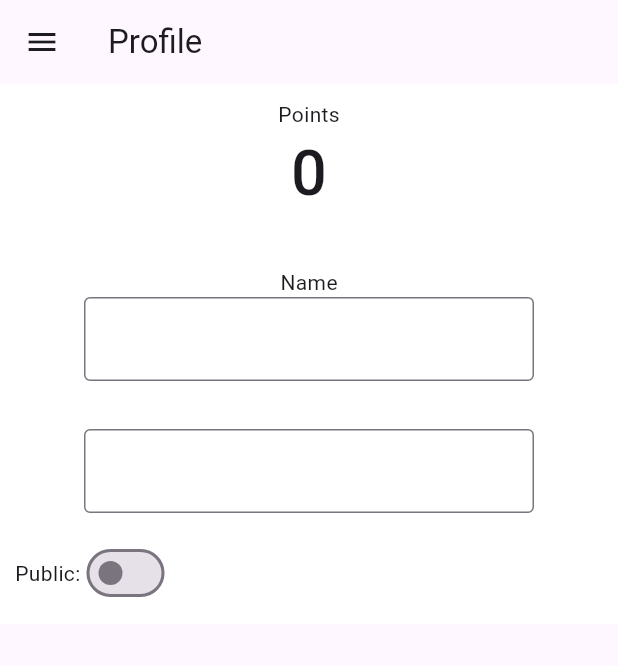
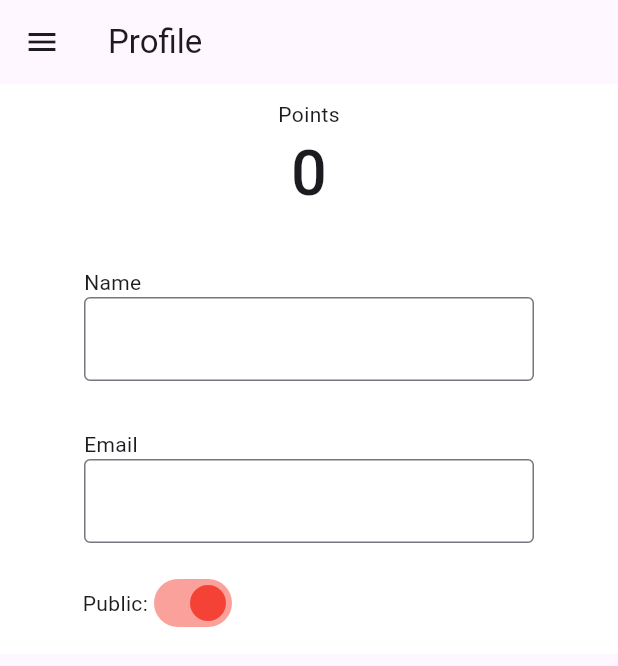
Before and after one commit to Rafael-main/RVM, a Flutter app: the Profile screen opened by its route, on a phone screen of 412 x 824 dp. Shown: the top 666 px of the screen. Run offline on Flutter 3.47's test engine with Material 3 defaults, Android fonts, the phone set to English and light mode, and no system bars; our stand-ins replace cloud_firestore, firebase_auth, firebase_core, font_awesome_flutter, google_sign_in; accounts and stored records are empty; generated files the repository leaves out were written again.

Commit message:
added features

```diff
--- a/lib/models/user/userr.dart
+++ b/lib/models/user/userr.dart
@@ -13,6 +13,7 @@ class Userr {
       required this.rfidtag,
       required this.username,
       required this.name,
+      required this.rfidpass,
     });
 
     String id;
@@ -23,6 +24,7 @@ class Userr {
     String rfidtag;
     String username;
     String name;
+    int rfidpass;
 
 
     factory Userr.fromJson(Map<String, dynamic> json) => _$UserrFromJson(json);
--- a/lib/provider/user_provider.dart
+++ b/lib/provider/user_provider.dart
@@ -6,6 +6,14 @@ class UserProvider extends ChangeNotifier {
   Userr? currUser;
   Userr? get getCurrUser => currUser;
   bool goPublic = false;
+
+
+  bool _publicAccount = false;
+  bool get publicAccount => _publicAccount;
+  set setPublicAccount(bool val) {
+    _publicAccount = val;
+    notifyListeners();
+  }
 
 
   void toggleToPublic() async {
--- a/lib/screens/profile/main_profile.dart
+++ b/lib/screens/profile/main_profile.dart
@@ -3,6 +3,7 @@ import 'package:abc/utils/index.dart';
 import 'package:cloud_firestore/cloud_firestore.dart';
 
 import 'package:firebase_auth/firebase_auth.dart';
+import 'package:provider/provider.dart';
 class Profile extends StatefulWidget {
   const Profile({super.key});
 
@@ -13,12 +14,14 @@ class Profile extends StatefulWidget {
 class _ProfileState extends State<Profile> {
   final TextEditingController _nameController = TextEditingController();
   final TextEditingController _emailController = TextEditingController();
-  bool publicAccount = false;
+  // bool publicAccount = false;
 
 
 
   @override
   Widget build(BuildContext context) {
+    UserProvider userProvider = Provider.of<UserProvider>(context, listen: false);
+
     // current user logged in
     final currUser = FirebaseAuth.instance.currentUser!;
 
@@ -47,11 +50,11 @@ class _ProfileState extends State<Profile> {
           .catchError((error) => print("Failed to add user: $error"));
     }
     Future<void> deleteUserFromLeaderBoards(uid) {
-      CollectionReference users = FirebaseFirestore.instance.collection('users');
+      CollectionReference users = FirebaseFirestore.instance.collection('Leaderboard');
       return users
         .doc(uid)
         .delete()
-        .then((value) => print("User Deleted"))
+        .then((value) => print("User Deleted from Leaderboards"))
         .catchError((error) => print("Failed to delete user: $error"));
     }
 
@@ -149,36 +152,51 @@ class _ProfileState extends State<Profile> {
                       ],
                     ),
                     const SizedBox(height: 32),
-                    const Text('Name'),
                     SizedBox(
                       width: 300,
-                      child: TextField(
+                      child: Column(
+                        crossAxisAlignment: CrossAxisAlignment.start,
+                        children: [
+                          const Text('Name'),
+                          TextField(
                             controller: _nameController,
                             decoration: const InputDecoration(
                               border: OutlineInputBorder(),
                             ),
                           ),
+                        ],
+                      ),
                     ),
                     const SizedBox(height: 32),
                     SizedBox(
                       width: 300,
-                      child: TextField(
+                      child: Column(
+                        crossAxisAlignment: CrossAxisAlignment.start,
+                        children: [
+                          const Text('Email'),
+                          TextField(
                             controller: _emailController,
                             decoration: const InputDecoration(
                               border: OutlineInputBorder(),
                             ),
                             obscureText: true,
                           ),
+                        ],
+                      ),
                     ),
                     const SizedBox(height: 16),
 
-                    SizedBox(
+                    Padding(
+                      padding: const EdgeInsets.fromLTRB(45, 0, 0, 0),
+                      child: SizedBox(
                         child: Row(
                           children: [
                             const Text('Public:'),
-                          Switch(
+                            Consumer<UserProvider>(
+                              builder: (context, userProv, _) {
+                                return Switch(
                                   // This bool value toggles the switch.
-                            value: publicAccount,
+                                  value: userProvider.publicAccount,
                                   activeColor: Colors.red,
                                   onChanged: (bool value) {
                                     if (value == true) {
@@ -199,12 +217,15 @@ class _ProfileState extends State<Profile> {
                                     print(value);
                                     // This is called when the user toggles the switch.
                                     setState(() {
-                                publicAccount = value;
+                                      userProvider.setPublicAccount = value;
 
                                     });
                                   },
+                                );
+                              }
                             )
                           ],
+                        ),
                       ),
                     )
 
```
Also changed, not shown: lib/screens/home/main_home.dart (+1 -13 lines), lib/screens/rfid_screen/rfid_screen.dart (+28 -9 lines), lib/wrapper/main_wrapper.dart (+20 -6 lines), lib/models/user/userr.g.dart, pubspec.lock, 1 other file. Lines whose indentation alone changed are shown as unchanged.
